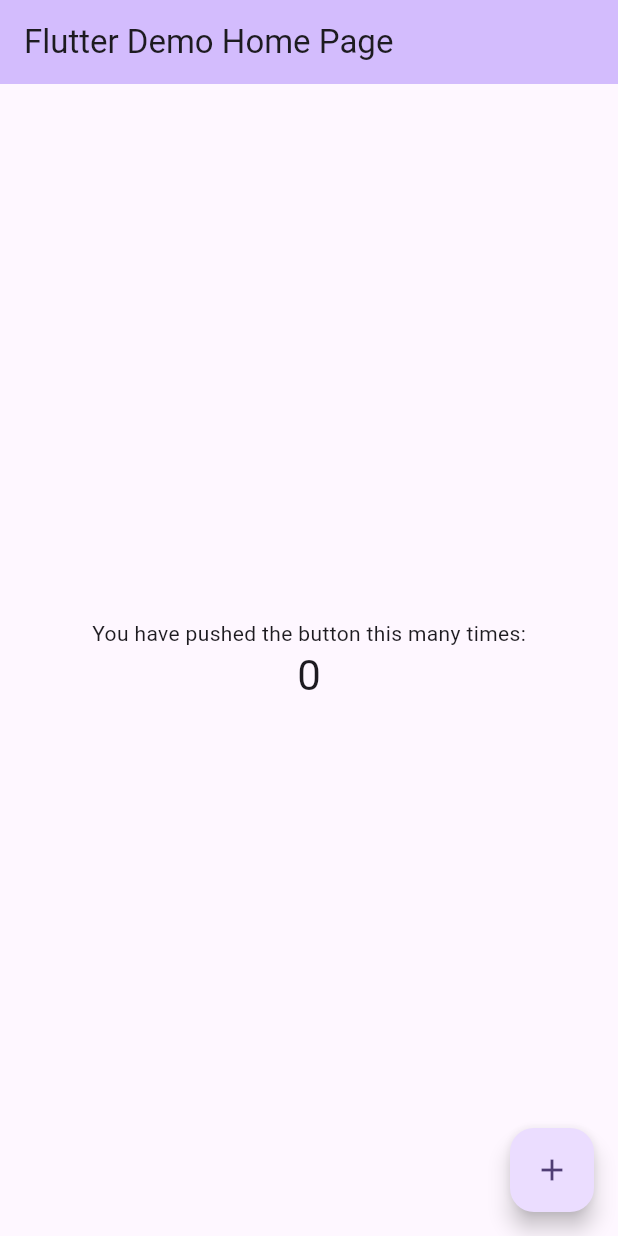
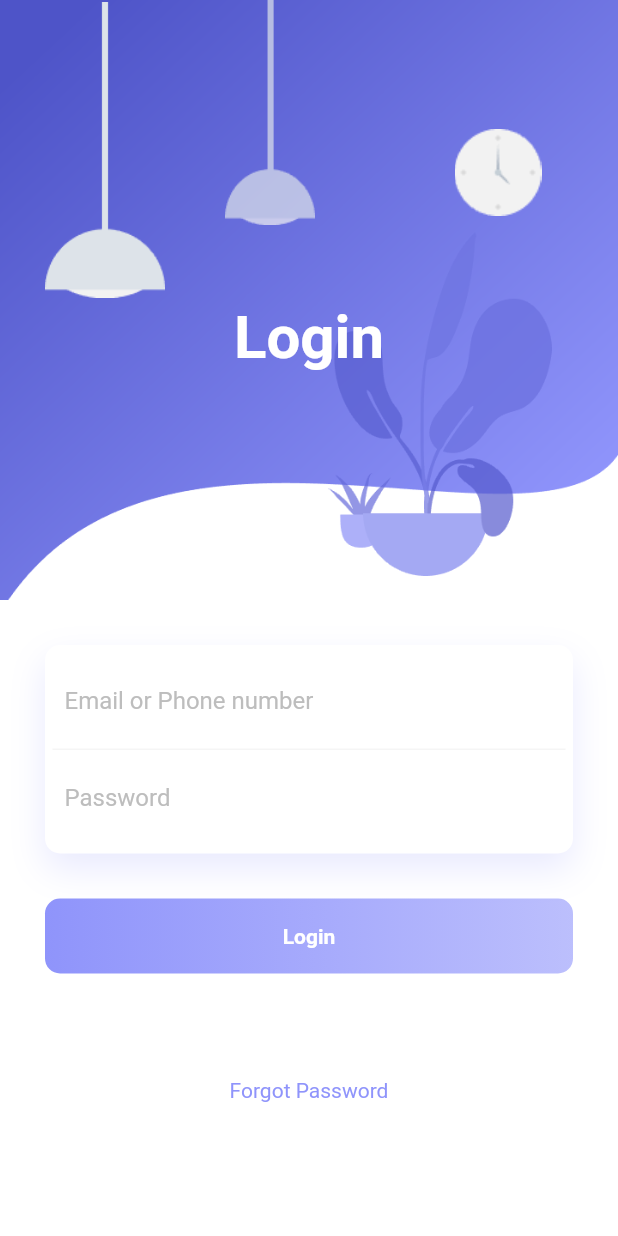
Before and after one commit to muhammadumer1157/Login-Page-UI, a Flutter app: the screen it shows after launch, on a phone screen of 412 x 824 dp. Run offline on Flutter 3.47's test engine with Material 2 defaults, Android fonts, the phone set to English and light mode, and no system bars; our stand-ins replace simple_animations.

Commit message:
Add animation and UI

```diff
--- /dev/null
+++ b/login_page_ui/lib/animations/FadeAnimation.dart
@@ -0,0 +1,28 @@
+import 'package:flutter/material.dart';
+import 'package:simple_animations/simple_animations.dart';
+
+class FadeAnimation extends StatelessWidget {
+  final double delay;
+  final Widget child;
+
+  const FadeAnimation({super.key, required this.delay, required this.child});
+
+  @override
+  Widget build(BuildContext context) {
+    final tween = MovieTween()
+      ..tween('opacity', Tween(begin: 0.0, end: 1.0),
+          duration: const Duration(milliseconds: 500))
+      ..tween('translateY', Tween(begin: -30.0, end: 0.0),
+          duration: const Duration(milliseconds: 500), curve: Curves.easeOut);
+    return PlayAnimationBuilder(
+        delay: Duration(milliseconds: (500 * delay).round()),
+        tween: tween,
+        duration: tween.duration,
+        builder: (context, value, child) => Opacity(
+              opacity: value.get("opacity"),
+              child: Transform.translate(
+                  offset: Offset(0, value.get("translateY")), child: child),
+            ),
+        child: child);
+  }
+}
--- a/login_page_ui/lib/main.dart
+++ b/login_page_ui/lib/main.dart
@@ -1,125 +1,189 @@
 import 'package:flutter/material.dart';
+import 'package:login_page_ui/animations/FadeAnimation.dart';
 
 void main() {
-  runApp(const MyApp());
+  runApp(const MaterialApp(
+    debugShowCheckedModeBanner: false,
+    home: HomePage(),
+  ));
 }
 
-class MyApp extends StatelessWidget {
-  const MyApp({super.key});
+class HomePage extends StatefulWidget {
+  const HomePage({super.key});
 
-  // This widget is the root of your application.
+  @override
+  State<HomePage> createState() => _HomePageState();
+}
+
+class _HomePageState extends State<HomePage> {
   @override
   Widget build(BuildContext context) {
-    return MaterialApp(
-      title: 'Flutter Demo',
-      theme: ThemeData(
-        // This is the theme of your application.
-        //
-        // TRY THIS: Try running your application with "flutter run". You'll see
-        // the application has a blue toolbar. Then, without quitting the app,
-        // try changing the seedColor in the colorScheme below to Colors.green
-        // and then invoke "hot reload" (save your changes or press the "hot
-        // reload" button in a Flutter-supported IDE, or press "r" if you used
-        // the command line to start the app).
-        //
-        // Notice that the counter didn't reset back to zero; the application
-        // state is not lost during the reload. To reset the state, use hot
-        // restart instead.
-        //
-        // This works for code too, not just values: Most code changes can be
-        // tested with just a hot reload.
-        colorScheme: ColorScheme.fromSeed(seedColor: Colors.deepPurple),
-        useMaterial3: true,
+    return Scaffold(
+      backgroundColor: Colors.white,
+      body: Column(
+        children: [
+          FadeAnimation(
+            delay: 1,
+            child: Container(
+              height: 400.0,
+              decoration: const BoxDecoration(
+                image: DecorationImage(
+                    image: AssetImage("assets/images/background.png"),
+                    fit: BoxFit.cover),
               ),
-      home: const MyHomePage(title: 'Flutter Demo Home Page'),
-    );
-  }
-}
-
-class MyHomePage extends StatefulWidget {
-  const MyHomePage({super.key, required this.title});
-
-  // This widget is the home page of your application. It is stateful, meaning
-  // that it has a State object (defined below) that contains fields that affect
-  // how it looks.
-
-  // This class is the configuration for the state. It holds the values (in this
-  // case the title) provided by the parent (in this case the App widget) and
-  // used by the build method of the State. Fields in a Widget subclass are
-  // always marked "final".
-
-  final String title;
-
-  @override
-  State<MyHomePage> createState() => _MyHomePageState();
-}
-
-class _MyHomePageState extends State<MyHomePage> {
-  int _counter = 0;
-
-  void _incrementCounter() {
-    setState(() {
-      // This call to setState tells the Flutter framework that something has
-      // changed in this State, which causes it to rerun the build method below
-      // so that the display can reflect the updated values. If we changed
-      // _counter without calling setState(), then the build method would not be
-      // called again, and so nothing would appear to happen.
-      _counter++;
-    });
-  }
-
-  @override
-  Widget build(BuildContext context) {
-    // This method is rerun every time setState is called, for instance as done
-    // by the _incrementCounter method above.
-    //
-    // The Flutter framework has been optimized to make rerunning build methods
-    // fast, so that you can just rebuild anything that needs updating rather
-    // than having to individually change instances of widgets.
-    return Scaffold(
-      appBar: AppBar(
-        // TRY THIS: Try changing the color here to a specific color (to
-        // Colors.amber, perhaps?) and trigger a hot reload to see the AppBar
-        // change color while the other colors stay the same.
-        backgroundColor: Theme.of(context).colorScheme.inversePrimary,
-        // Here we take the value from the MyHomePage object that was created by
-        // the App.build method, and use it to set our appbar title.
-        title: Text(widget.title),
+              child: Stack(
+                children: [
+                  Positioned(
+                    left: 30.0,
+                    width: 80.0,
+                    height: 200.0,
+                    child: FadeAnimation(
+                      delay: 1,
+                      child: Container(
+                        decoration: const BoxDecoration(
+                            image: DecorationImage(
+                                image:
+                                    AssetImage("assets/images/light-1.png"))),
                       ),
-      body: Center(
-        // Center is a layout widget. It takes a single child and positions it
-        // in the middle of the parent.
-        child: Column(
-          // Column is also a layout widget. It takes a list of children and
-          // arranges them vertically. By default, it sizes itself to fit its
-          // children horizontally, and tries to be as tall as its parent.
-          //
-          // Column has various properties to control how it sizes itself and
-          // how it positions its children. Here we use mainAxisAlignment to
-          // center the children vertically; the main axis here is the vertical
-          // axis because Columns are vertical (the cross axis would be
-          // horizontal).
-          //
-          // TRY THIS: Invoke "debug painting" (choose the "Toggle Debug Paint"
-          // action in the IDE, or press "p" in the console), to see the
-          // wireframe for each widget.
-          mainAxisAlignment: MainAxisAlignment.center,
-          children: <Widget>[
-            const Text(
-              'You have pushed the button this many times:',
                     ),
-            Text(
-              '$_counter',
-              style: Theme.of(context).textTheme.headlineMedium,
+                  ),
+                  Positioned(
+                    left: 140.0,
+                    width: 80.0,
+                    height: 150.0,
+                    child: FadeAnimation(
+                      delay: 1.3,
+                      child: Container(
+                        decoration: const BoxDecoration(
+                            image: DecorationImage(
+                                image:
+                                    AssetImage("assets/images/light-2.png"))),
+                      ),
+                    ),
+                  ),
+                  Positioned(
+                    right: 40.0,
+                    top: 40,
+                    width: 80.0,
+                    height: 150.0,
+                    child: FadeAnimation(
+                      delay: 1.5,
+                      child: Container(
+                        decoration: const BoxDecoration(
+                            image: DecorationImage(
+                                image: AssetImage("assets/images/clock.png"))),
+                      ),
+                    ),
+                  ),
+                  Positioned(
+                    child: Container(
+                      margin: const EdgeInsets.only(top: 50.0),
+                      child: const Center(
+                        child: FadeAnimation(
+                          delay: 1.6,
+                          child: Text(
+                            "Login",
+                            style: TextStyle(
+                                fontSize: 40.0,
+                                color: Colors.white,
+                                fontWeight: FontWeight.bold),
+                          ),
+                        ),
+                      ),
+                    ),
                   ),
                 ],
               ),
             ),
-      floatingActionButton: FloatingActionButton(
-        onPressed: _incrementCounter,
-        tooltip: 'Increment',
-        child: const Icon(Icons.add),
-      ), // This trailing comma makes auto-formatting nicer for build methods.
+          ),
+          Padding(
+            padding: const EdgeInsets.all(30.0),
+            child: Column(
+              children: [
+                FadeAnimation(
+                  delay: 1.8,
+                  child: Container(
+                    padding: const EdgeInsets.all(5.0),
+                    decoration: BoxDecoration(
+                      color: Colors.white,
+                      borderRadius: BorderRadius.circular(10.0),
+                      boxShadow: const [
+                        BoxShadow(
+                            color: Color.fromRGBO(143, 148, 251, 0.2),
+                            blurRadius: 20.0,
+                            offset: Offset(0, 10)),
+                      ],
+                    ),
+                    child: Column(
+                      children: [
+                        Container(
+                          padding: const EdgeInsets.all(8.0),
+                          decoration: BoxDecoration(
+                              border: Border(
+                                  bottom:
+                                      BorderSide(color: Colors.grey[100]!))),
+                          child: TextField(
+                            decoration: InputDecoration(
+                                border: InputBorder.none,
+                                hintText: "Email or Phone number",
+                                hintStyle: TextStyle(color: Colors.grey[400])),
+                          ),
+                        ),
+                        Container(
+                          padding: const EdgeInsets.all(8.0),
+                          child: TextField(
+                            decoration: InputDecoration(
+                                border: InputBorder.none,
+                                hintText: "Password",
+                                hintStyle: TextStyle(color: Colors.grey[400])),
+                          ),
+                        ),
+                      ],
+                    ),
+                  ),
+                ),
+                const SizedBox(
+                  height: 30.0,
+                ),
+                FadeAnimation(
+                  delay: 2,
+                  child: Container(
+                    height: 50.0,
+                    decoration: BoxDecoration(
+                      borderRadius: BorderRadius.circular(10.0),
+                      gradient: const LinearGradient(
+                        colors: [
+                          Color.fromRGBO(143, 148, 251, 1.0),
+                          Color.fromRGBO(143, 148, 251, 0.6),
+                        ],
+                      ),
+                    ),
+                    child: const Center(
+                      child: Text(
+                        "Login",
+                        style: TextStyle(
+                            color: Colors.white, fontWeight: FontWeight.bold),
+                      ),
+                    ),
+                  ),
+                ),
+                const SizedBox(
+                  height: 70.0,
+                ),
+                const FadeAnimation(
+                  delay: 1.5,
+                  child: Text(
+                    "Forgot Password",
+                    style: TextStyle(
+                      color: Color.fromRGBO(143, 148, 251, 1.0),
+                    ),
+                  ),
+                )
+              ],
+            ),
+          ),
+        ],
+      ),
     );
   }
 }
--- a/login_page_ui/pubspec.yaml
+++ b/login_page_ui/pubspec.yaml
@@ -35,6 +35,7 @@ dependencies:
   # The following adds the Cupertino Icons font to your application.
   # Use with the CupertinoIcons class for iOS style icons.
   cupertino_icons: ^1.0.2
+  simple_animations: ^5.0.2
 
 dev_dependencies:
   flutter_test:
```
Also changed, not shown: login_page_ui/pubspec.lock. Lines whose indentation alone changed are shown as unchanged.
